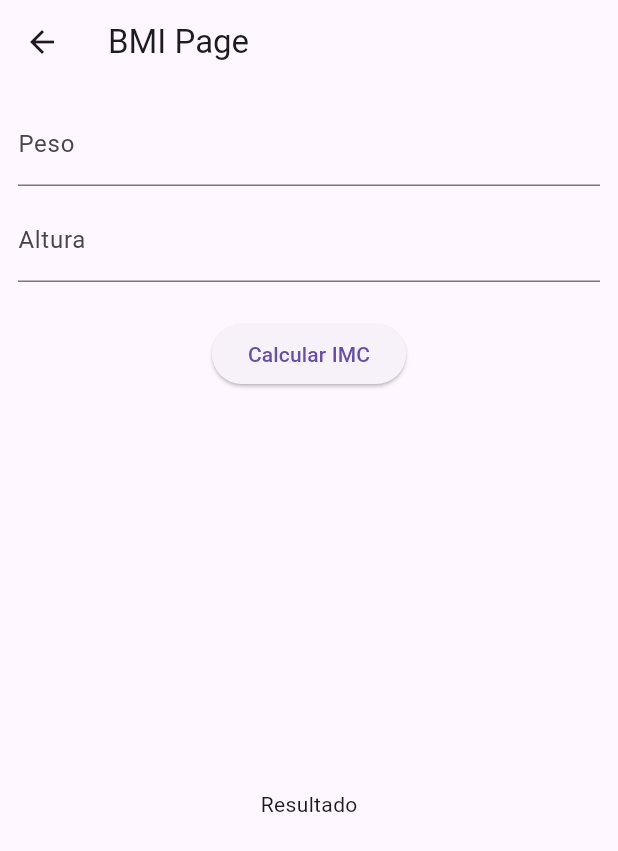
After one commit to VinicioSantosOliveira/masterclass, a Flutter app: the BmiPage screen opened by its route, after a tap on "Calcular IMC", on a phone screen of 412 x 824 dp. The commit adds this screen. Shown: the top 851 px of the screen. Run offline on Flutter 3.47's test engine with Material 3 defaults, Android fonts, the phone set to English and light mode, and no system bars.

Commit message:
add: implementing BmiPage and BmiController

```diff
--- /dev/null
+++ b/lib/src/controllers/bmi_controller.dart
@@ -0,0 +1,37 @@
+import 'package:flutter/material.dart';
+
+import '../models/person_model.dart';
+
+class BmiController extends ChangeNotifier {
+  //Regra de negócio da view consumino a regra de negócio da PersonModel()
+  var result = 'Resultado';
+  var _weight = 0.0;
+  var _height = 0.0;
+
+  void setWeight(String text) {
+    _weight = double.tryParse(text) ?? 0;
+  }
+
+  void setHeight(String text) {
+    _height = double.tryParse(text) ?? 0;
+  }
+
+  calcBMI() {
+    final model = PersonModel(
+      weight: _weight,
+      height: _height,
+    );
+
+    final bmi = model.getBMI();
+
+    if (bmi < 18) {
+      result = 'IMC: ${bmi.toStringAsFixed(2)} - Abaixo do peso';
+    } else if (bmi < 25) {
+      result = 'IMC: ${bmi.toStringAsFixed(2)} - Peso ideal';
+    } else if (bmi >= 25) {
+      result = 'IMC: ${bmi.toStringAsFixed(2)} - Acima do peso';
+    }
+
+    notifyListeners();
+  }
+}
--- a/lib/src/my_app.dart
+++ b/lib/src/my_app.dart
@@ -1,5 +1,6 @@
 import 'package:flutter/material.dart';
 import 'package:masterclass/src/pages/aula_miscelania_page.dart';
+import 'package:masterclass/src/pages/bmi_page.dart';
 import 'package:masterclass/src/pages/cube_page.dart';
 import 'pages/home_page.dart';
 
@@ -14,6 +15,7 @@ class MyApp extends StatelessWidget {
         '/': (context) => const HomePage(),
         '/miscelania': (context) => const Miscelania(),
         '/cube': (context) => const CubePage(),
+        '/bmi': (context) => const BmiPage(),
       },
     );
   }
--- /dev/null
+++ b/lib/src/pages/bmi_page.dart
@@ -0,0 +1,60 @@
+import 'package:flutter/material.dart';
+import 'package:masterclass/src/controllers/bmi_controller.dart';
+
+class BmiPage extends StatefulWidget {
+  const BmiPage({super.key});
+
+  @override
+  State<BmiPage> createState() => _BmiPageState();
+}
+
+class _BmiPageState extends State<BmiPage> {
+  final controller = BmiController();
+  @override
+  void initState() {
+    super.initState();
+
+    controller.addListener(() {
+      setState(() {});
+    });
+  }
+
+  @override
+  Widget build(BuildContext context) {
+    return Scaffold(
+      appBar: AppBar(
+        title: const Text('BMI Page'),
+      ),
+      body: Padding(
+        padding: const EdgeInsets.all(12.0),
+        child: Column(
+          children: [
+            TextField(
+              onChanged: controller.setWeight,
+              decoration: const InputDecoration(labelText: 'Peso'),
+            ),
+            const SizedBox(
+              height: 8,
+            ),
+            TextField(
+              onChanged: controller.setHeight,
+              decoration: const InputDecoration(labelText: 'Altura'),
+            ),
+            const SizedBox(
+              height: 24,
+            ),
+            ElevatedButton(
+              onPressed: controller.calcBMI,
+              child: const Text('Calcular IMC'),
+            ),
+            Expanded(
+              child: Center(
+                child: Text(controller.result),
+              ),
+            ),
+          ],
+        ),
+      ),
+    );
+  }
+}
--- a/lib/src/pages/home_page.dart
+++ b/lib/src/pages/home_page.dart
@@ -39,6 +39,12 @@ class HomePage extends StatelessWidget {
               },
               icon: const Icon(Icons.ballot_sharp),
             ),
+            TextButton(
+              onPressed: () {
+                Navigator.of(context).pushNamed('/bmi');
+              },
+              child: const Text('BMI'),
+            ),
           ],
         ),
       ),
```
